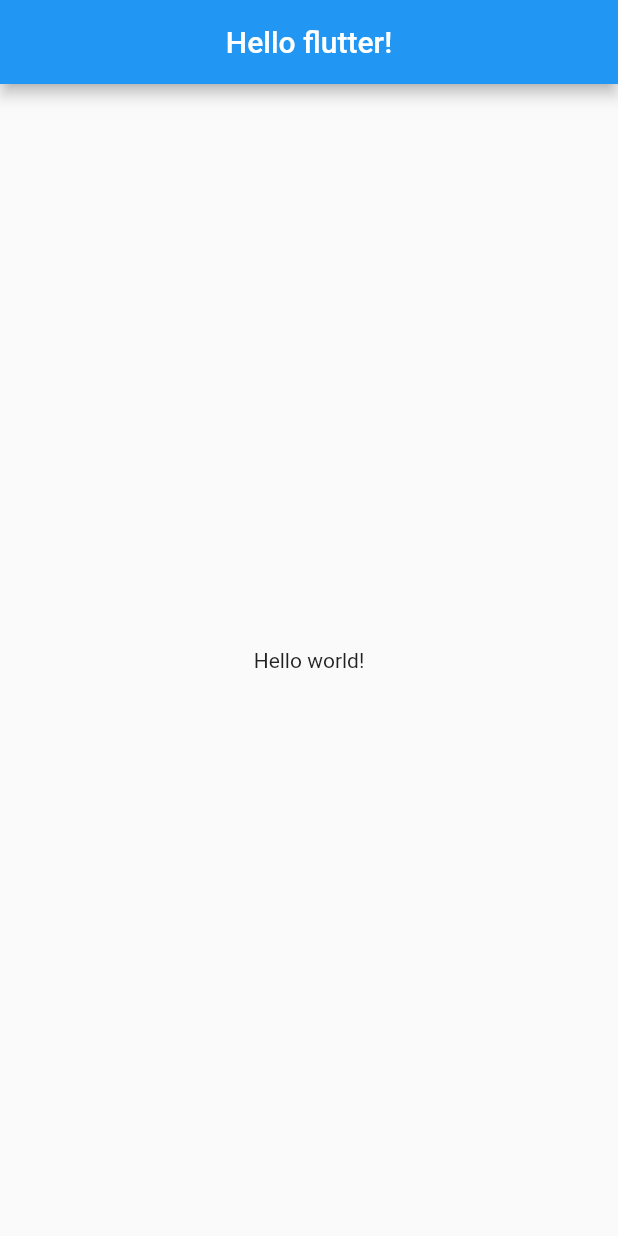
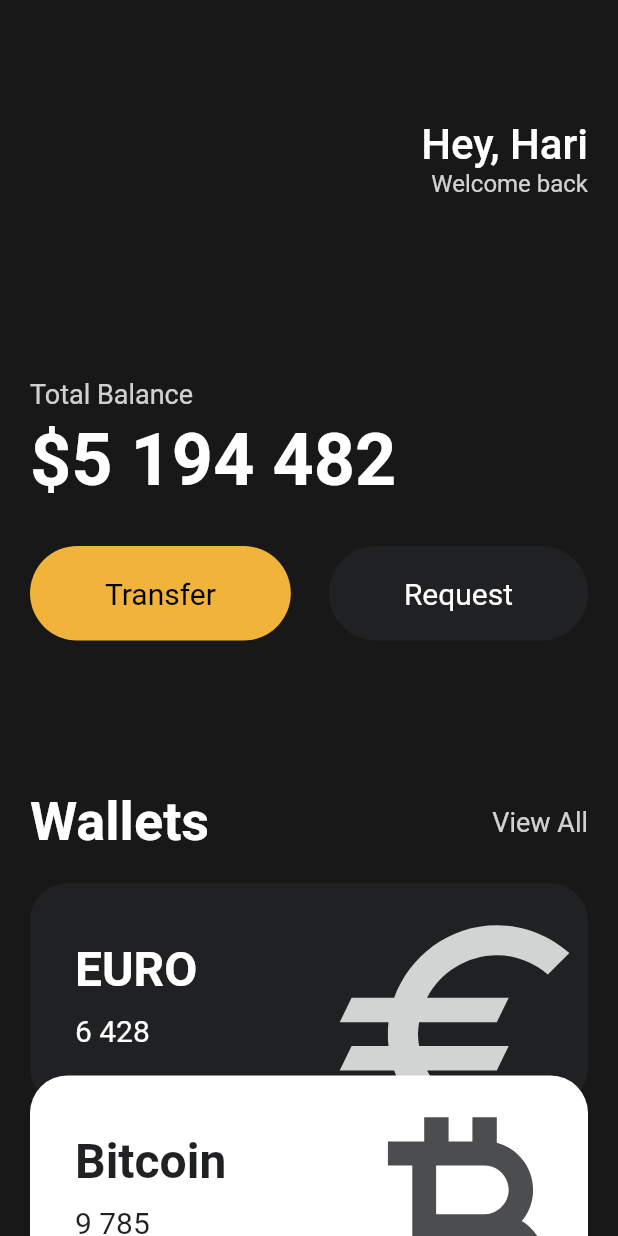
Before and after one commit to hari6180/flutter-learning, a Flutter app: the screen it shows after launch, on a phone screen of 412 x 824 dp. Run offline on Flutter 3.47's test engine with Material 2 defaults, Android fonts, the phone set to English and light mode, and no system bars.

Commit message:
Bank UI challenge

```diff
--- a/lib/main.dart
+++ b/lib/main.dart
@@ -1,21 +1,149 @@
+import 'package:first/widgets/button.dart';
+import 'package:first/widgets/moneyCard.dart';
 import 'package:flutter/material.dart';
 
 void main() {
-  runApp(App());
+  runApp(const App());
 }
 
 // starting point
 class App extends StatelessWidget {
+  const App({super.key});
+
   @override
   Widget build(BuildContext context) {
     return MaterialApp(
       home: Scaffold(
-        appBar: AppBar(
-          title: Text('Hello flutter!'),
-          centerTitle: true,
-        ),
-        body: Center(
-          child: Text('Hello world!'),
+        backgroundColor: const Color(0xFF181818),
+        body: SingleChildScrollView(
+          child: Padding(
+            padding: const EdgeInsets.symmetric(
+              horizontal: 20,
+            ),
+            child: Column(
+              crossAxisAlignment: CrossAxisAlignment.start,
+              children: [
+                Row(
+                  mainAxisAlignment: MainAxisAlignment.end,
+                  children: [
+                    Column(
+                      crossAxisAlignment: CrossAxisAlignment.end,
+                      children: [
+                        const SizedBox(
+                          height: 80,
+                        ),
+                        const Text(
+                          'Hey, Hari',
+                          style: TextStyle(
+                            color: Colors.white,
+                            fontSize: 28,
+                            fontWeight: FontWeight.w500,
+                          ),
+                        ),
+                        Text(
+                          'Welcome back',
+                          style: TextStyle(
+                            color: Colors.white.withOpacity(0.8),
+                            fontSize: 16,
+                          ),
+                        ),
+                      ],
+                    )
+                  ],
+                ),
+                const SizedBox(
+                  height: 120,
+                ),
+                Text(
+                  'Total Balance',
+                  style: TextStyle(
+                    fontSize: 18,
+                    color: Colors.white.withOpacity(0.8),
+                  ),
+                ),
+                const SizedBox(
+                  height: 5,
+                ),
+                const Text(
+                  '\$5 194 482',
+                  style: TextStyle(
+                    fontSize: 48,
+                    fontWeight: FontWeight.w600,
+                    color: Colors.white,
+                  ),
+                ),
+                const SizedBox(
+                  height: 30,
+                ),
+                const Row(
+                  mainAxisAlignment: MainAxisAlignment.spaceBetween,
+                  children: [
+                    Button(
+                      text: 'Transfer',
+                      bgColor: Color(0xFFF2B33A),
+                      textColor: Colors.black,
+                    ),
+                    Button(
+                      text: 'Request',
+                      bgColor: Color(0xFF1F2123),
+                      textColor: Colors.white,
+                    ),
+                  ],
+                ),
+                const SizedBox(
+                  height: 100,
+                ),
+                Row(
+                  crossAxisAlignment: CrossAxisAlignment.center,
+                  mainAxisAlignment: MainAxisAlignment.spaceBetween,
+                  children: [
+                    const Text(
+                      'Wallets',
+                      style: TextStyle(
+                        color: Colors.white,
+                        fontSize: 36,
+                        fontWeight: FontWeight.w600,
+                      ),
+                    ),
+                    Text(
+                      'View All',
+                      style: TextStyle(
+                        color: Colors.white.withOpacity(0.8),
+                        fontSize: 18,
+                      ),
+                    ),
+                  ],
+                ),
+                const SizedBox(
+                  height: 20,
+                ),
+                const CurrencyCard(
+                  name: 'EURO',
+                  code: 'EUR',
+                  amount: '6 428',
+                  icon: Icons.euro_sharp,
+                  isInverted: false,
+                  order: 0,
+                ),
+                const CurrencyCard(
+                  name: 'Bitcoin',
+                  code: 'BTC',
+                  amount: '9 785',
+                  icon: Icons.currency_bitcoin_sharp,
+                  isInverted: true,
+                  order: -20,
+                ),
+                const CurrencyCard(
+                  name: 'Yen',
+                  code: 'JPY',
+                  amount: '23 990',
+                  icon: Icons.currency_yen_outlined,
+                  isInverted: false,
+                  order: -40,
+                ),
+              ],
+            ),
+          ),
         ),
       ),
     );
--- /dev/null
+++ b/lib/widgets/button.dart
@@ -0,0 +1,37 @@
+import 'package:flutter/material.dart';
+
+class Button extends StatelessWidget {
+  final String text;
+  final Color bgColor;
+  final Color textColor;
+
+  const Button({
+    super.key,
+    required this.text,
+    required this.bgColor,
+    required this.textColor,
+  });
+
+  @override
+  Widget build(BuildContext context) {
+    return Container(
+      decoration: BoxDecoration(
+        color: bgColor,
+        borderRadius: BorderRadius.circular(45),
+      ),
+      child: Padding(
+        padding: const EdgeInsets.symmetric(
+          vertical: 20,
+          horizontal: 50,
+        ),
+        child: Text(
+          text,
+          style: TextStyle(
+            color: textColor,
+            fontSize: 20,
+          ),
+        ),
+      ),
+    );
+  }
+}
--- /dev/null
+++ b/lib/widgets/moneyCard.dart
@@ -0,0 +1,88 @@
+import 'package:flutter/material.dart';
+
+class CurrencyCard extends StatelessWidget {
+  final String name, amount, code;
+  final IconData icon;
+  final bool isInverted;
+  final double order;
+
+  final _blackColor = const Color(0xFF1F2123);
+
+  const CurrencyCard({
+    super.key,
+    required this.name,
+    required this.code,
+    required this.amount,
+    required this.icon,
+    required this.isInverted, required this.order,
+  });
+
+  @override
+  Widget build(BuildContext context) {
+    return
+      Container(
+        transform: Matrix4.translationValues(0,order,0),
+        clipBehavior: Clip.hardEdge,
+        decoration: BoxDecoration(
+          color: isInverted ? Colors.white : _blackColor,
+          borderRadius: BorderRadius.circular(25),
+        ),
+        child: Padding(
+          padding: const EdgeInsets.all(30),
+          child: Row(
+            mainAxisAlignment: MainAxisAlignment.spaceBetween,
+            children: [
+              Column(
+                crossAxisAlignment: CrossAxisAlignment.start,
+                children: [
+                  Text(
+                    name,
+                    style: TextStyle(
+                        color: isInverted ? _blackColor : Colors.white,
+                        fontSize: 32,
+                        fontWeight: FontWeight.w600),
+                  ),
+                  const SizedBox(height: 10),
+                  Row(
+                    children: [
+                      Text(
+                        amount,
+                        style: TextStyle(
+                          color: isInverted ? _blackColor : Colors.white,
+                          fontSize: 20,
+                        ),
+                      ),
+                      const SizedBox(
+                        width: 5,
+                      ),
+                      Text(
+                        code,
+                        style: TextStyle(
+                          color: isInverted
+                              ? Colors.white.withOpacity(0.8)
+                              : _blackColor.withOpacity(0.8),
+                          fontSize: 16,
+                        ),
+                      ),
+                    ],
+                  )
+                ],
+              ),
+              Transform.scale(
+                scale: 2.2,
+                child: Transform.translate(
+                  offset: const Offset(-5, 12),
+                  child: Icon(icon,
+                      color: isInverted
+                          ? _blackColor.withOpacity(0.8)
+                          : Colors.white.withOpacity(0.8),
+                      size: 88),
+                ),
+              )
+            ],
+          ),
+        ),
+      ),
+    )
+  }
+}
```
